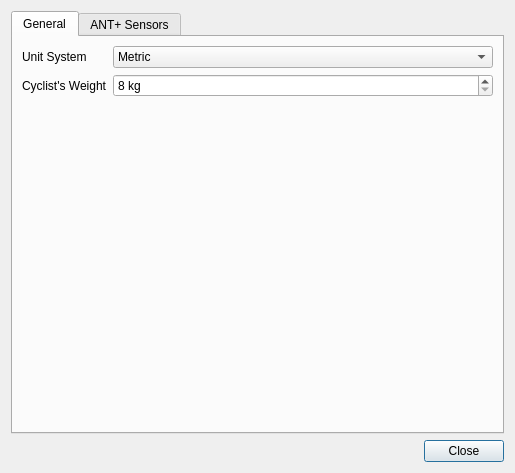
The window that indoorcycling2/settingsdialog.ui (rsippl/big-ring) describes before a commit, drawn with Qt 5.
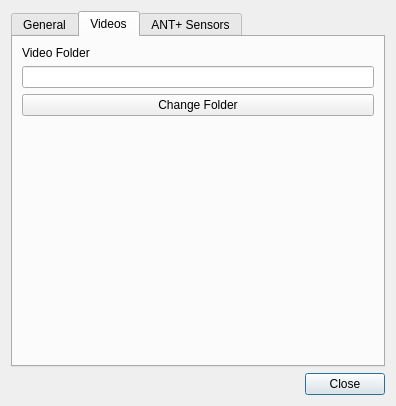
The same window after the commit. The open tabs and pages were chosen to show the change.

Commit message: Get video folder from settings.

The edit to the form file:
```diff
--- a/indoorcycling2/settingsdialog.ui
+++ b/indoorcycling2/settingsdialog.ui
@@ -9,8 +9,8 @@
    <rect>
     <x>0</x>
     <y>0</y>
-    <width>515</width>
-    <height>473</height>
+    <width>396</width>
+    <height>406</height>
    </rect>
   </property>
   <property name="sizePolicy">
@@ -49,6 +49,9 @@
        <string>General</string>
       </attribute>
       <layout class="QFormLayout" name="formLayout">
+       <property name="fieldGrowthPolicy">
+        <enum>QFormLayout::AllNonFixedFieldsGrow</enum>
+       </property>
        <item row="0" column="0">
         <widget class="QLabel" name="label">
          <property name="text">
@@ -104,6 +107,47 @@
        </item>
       </layout>
      </widget>
+     <widget class="QWidget" name="videosTab">
+      <attribute name="title">
+       <string>Videos</string>
+      </attribute>
+      <layout class="QVBoxLayout" name="verticalLayout_2">
+       <item>
+        <widget class="QLabel" name="label_4">
+         <property name="text">
+          <string>Video Folder</string>
+         </property>
+        </widget>
+       </item>
+       <item>
+        <widget class="QLineEdit" name="videoFolderLineEdit">
+         <property name="readOnly">
+          <bool>true</bool>
+         </property>
+        </widget>
+       </item>
+       <item>
+        <widget class="QPushButton" name="changeFolderButton">
+         <property name="text">
+          <string>Change Folder</string>
+         </property>
+        </widget>
+       </item>
+       <item>
+        <spacer name="verticalSpacer">
+         <property name="orientation">
+          <enum>Qt::Vertical</enum>
+         </property>
+         <property name="sizeHint" stdset="0">
+          <size>
+           <width>20</width>
+           <height>40</height>
+          </size>
+         </property>
+        </spacer>
+       </item>
+      </layout>
+     </widget>
      <widget class="QWidget" name="tab_2">
       <attribute name="title">
        <string>ANT+ Sensors</string>
```
Left out of the diff: 2 changed lines with no effect on the pictures. The commit also changes 15 other files.
